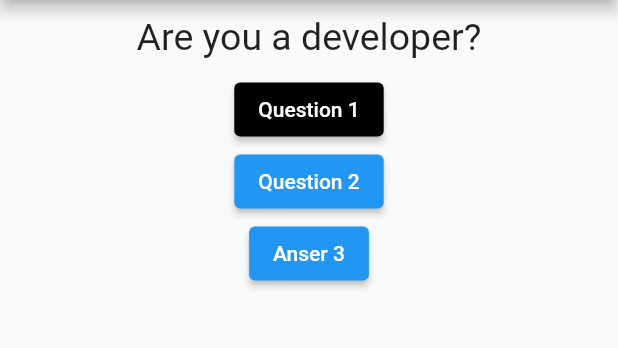
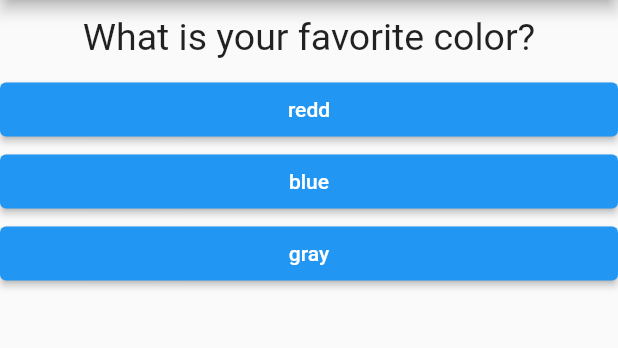
Before and after one commit to Azania-Mokhampane/flutter-expense-app, a Flutter app: the screen it shows after launch, on a phone screen of 412 x 824 dp, the part 84-432 px from its top. Run offline on Flutter 3.47's test engine with Material 2 defaults, Android fonts, the phone set to English and light mode, and no system bars.

Commit message:
flutter basics

```diff
--- a/lib/answer.dart
+++ b/lib/answer.dart
@@ -2,17 +2,18 @@ import 'package:flutter/material.dart';
 
 class Answer extends StatelessWidget {
   final String answerName;
+  final Function onPressed;
 
-  Answer({this.answerName});
+  Answer({this.answerName, this.onPressed});
   @override
   Widget build(BuildContext context) {
     return Container(
       width: double.infinity,
       child: ElevatedButton(
-        child: Text("Question 1"),
-        onPressed: () => null,
+        child: Text(answerName),
+        onPressed: onPressed,
         style: ButtonStyle(
-            backgroundColor: MaterialStateProperty.all(Colors.black)),
+            backgroundColor: MaterialStateProperty.all(Colors.blue)),
       ),
     );
   }
--- a/lib/main.dart
+++ b/lib/main.dart
@@ -1,6 +1,7 @@
 import 'package:flutter/material.dart';
 
-import './question.dart';
+import './quiz.dart';
+import './result.dart';
 
 void main() => runApp(MyApp());
 
@@ -12,43 +13,58 @@ class MyApp extends StatefulWidget {
 }
 
 class _MyAppState extends State<MyApp> {
+  static const questions = [
+    {
+      'question': 'What is your favorite color?',
+      'answer': [
+        {'text': 'redd', 'score': 5},
+        {'text': 'blue', 'score': 3},
+        {'text': 'gray', 'score': 8}
+      ]
+    },
+    {
+      'question': 'What is your favorite animal?',
+      'answer': [
+        {'text': 'rabbit', 'score': 2},
+        {'text': 'dog', 'score': 9},
+        {'text': 'fish', 'score': 5}
+      ]
+    },
+  ];
+
   int _questionIndex = 0;
-  void _answerQuestion() => setState(
-        () => _questionIndex += 1,
-      );
+  int _totalScore = 0;
+
+  void _answerQuestion(int score) {
+    _totalScore += score;
+
+    print(_totalScore);
+    setState(() {
+      _questionIndex += 1;
+    });
+  }
+
+  void _resetQuiz() {
+    setState(() {
+      _questionIndex = 0;
+      _totalScore = 0;
+    });
+  }
 
   @override //decorader
   Widget build(BuildContext context) {
-    var questions = <String>[
-      'Are you a developer?',
-      'What is your experience level?',
-    ];
     return MaterialApp(
       home: Scaffold(
         appBar: AppBar(
           title: Text("Quiz App"),
         ),
-        body: Column(children: [
-          Question(
-            questionText: questions[_questionIndex],
-          ),
-          ElevatedButton(
-            child: Text("Question 1"),
-            onPressed: () {
-              setState(() => _questionIndex = 0);
-            },
-            style: ButtonStyle(
-                backgroundColor: MaterialStateProperty.all(Colors.black)),
-          ),
-          ElevatedButton(
-            child: Text("Question 2"),
-            onPressed: _answerQuestion,
-          ),
-          ElevatedButton(
-            child: Text("Anser 3"),
-            onPressed: _answerQuestion,
-          ),
-        ]),
+        body: _questionIndex < questions.length
+            ? Quiz(
+                questions: questions,
+                answerQuestion: _answerQuestion,
+                questionIndex: _questionIndex,
+              )
+            : Result(score: _totalScore, onReset: _resetQuiz),
       ),
     );
   }
--- /dev/null
+++ b/lib/quiz.dart
@@ -0,0 +1,31 @@
+import 'package:flutter/material.dart';
+
+import './question.dart';
+import './answer.dart';
+
+class Quiz extends StatelessWidget {
+  final List<Map<String, Object>> questions;
+  final int questionIndex;
+  final Function answerQuestion;
+
+  Quiz(
+      {@required this.questions,
+      @required this.questionIndex,
+      @required this.answerQuestion});
+  @override
+  Widget build(BuildContext context) {
+    return Column(children: [
+      Question(
+        questionText: questions[questionIndex]['question'],
+      ),
+      ...(questions[questionIndex]['answer'] as List<Map<String, Object>>).map(
+        ((answer) {
+          return Answer(
+            answerName: answer['text'],
+            onPressed: () => answerQuestion(answer['score']),
+          );
+        }),
+      ).toList()
+    ]);
+  }
+}
```
Also changed, not shown: lib/result.dart (added, +40 -0 lines).
